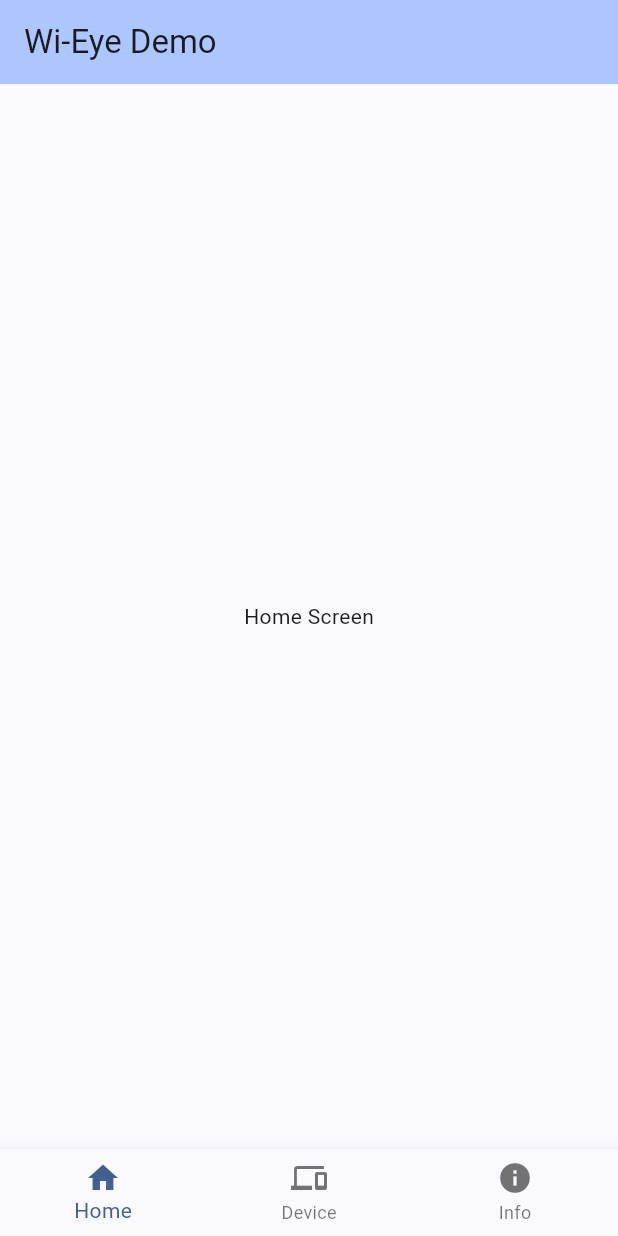
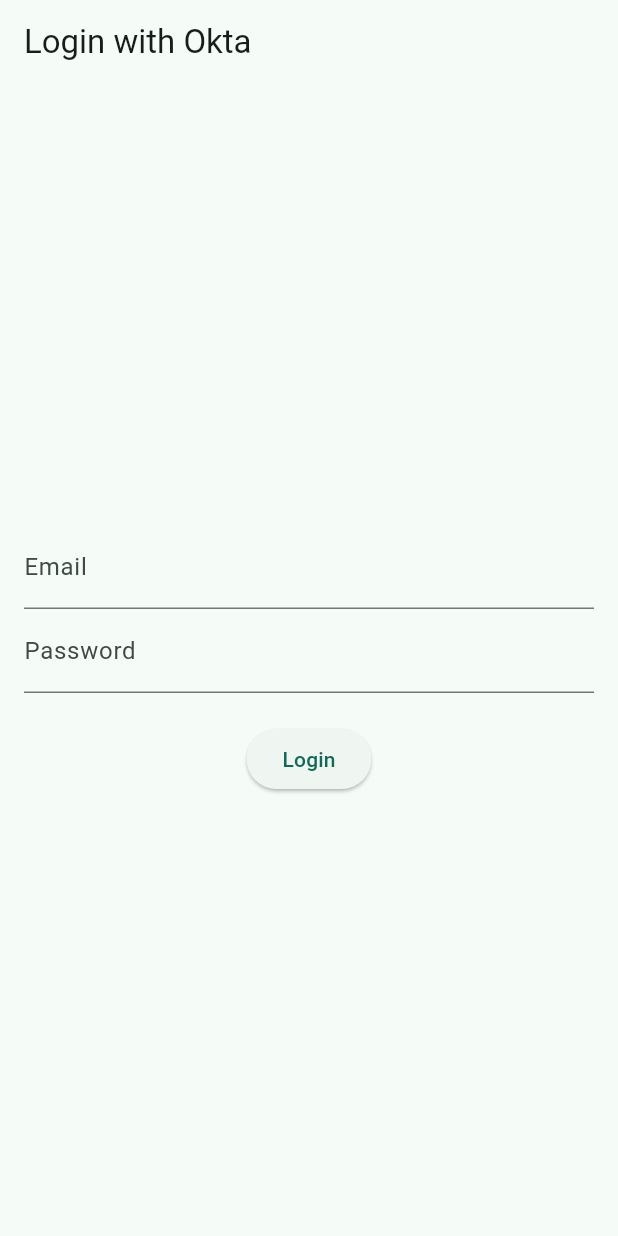
Before and after one commit to Senior-Project-Wi-Eye/wieye_app, a Flutter app: the screen it shows after launch, on a phone screen of 412 x 824 dp. Run offline on Flutter 3.47's test engine with Material 3 defaults, Android fonts, the phone set to English and light mode, and no system bars.

Commit message:
LoginScreen using Okta Able to login but not able sign up Need maunally add user to app

```diff
--- /dev/null
+++ b/lib/login_screen.dart
@@ -0,0 +1,102 @@
+import 'package:flutter/material.dart';
+import 'package:http/http.dart' as http;
+import 'dart:convert';
+import 'main.dart';
+
+class LoginScreen extends StatefulWidget {
+  const LoginScreen({super.key});
+
+  @override
+  _LoginScreenState createState() => _LoginScreenState();
+}
+
+class _LoginScreenState extends State<LoginScreen> {
+  final TextEditingController _emailController = TextEditingController();
+  final TextEditingController _passwordController = TextEditingController();
+  bool _isLoading = false;
+
+  Future<void> _login() async {
+    setState(() {
+      _isLoading = true;
+    });
+
+    // Okta URL for Token request (OAuth 2.0 Token URL)
+    final url = "https://dev-63654183.okta.com/oauth2/default/v1/token";
+    final clientId = "0oann28vweKfjkcbH5d7";  // Okta Client ID
+    final redirectUri = "com.okta.dev-63654183:/callback";  // redirect URI
+
+    final response = await http.post(
+      Uri.parse(url),
+      headers: {
+        "Content-Type": "application/x-www-form-urlencoded",
+      },
+      body: {
+        "grant_type": "password",
+        "username": _emailController.text,
+        "password": _passwordController.text,
+        "client_id": clientId,
+        "redirect_uri": redirectUri,
+        "scope": "openid profile email",
+      },
+    );
+
+    setState(() {
+      _isLoading = false;
+    });
+
+    print("Response status: ${response.statusCode}");
+    print("Response body: ${response.body}");
+
+    if (response.statusCode == 200) {
+      final data = json.decode(response.body);
+      // Check if the access token is present
+      if (data['access_token'] != null) {
+        print("Access Token: ${data['access_token']}");
+        Navigator.pushReplacement(
+          context,
+          MaterialPageRoute(builder: (context) => HomeScreen(title: "Home")),
+        );
+      } else {
+        ScaffoldMessenger.of(context).showSnackBar(
+          SnackBar(content: Text("No access token found")),
+        );
+      }
+    } else {
+      ScaffoldMessenger.of(context).showSnackBar(
+        SnackBar(content: Text("Failed Login. Please try again.")),
+      );
+    }
+  }
+
+  @override
+  Widget build(BuildContext context) {
+    return Scaffold(
+      appBar: AppBar(title: Text("Login with Okta")),
+      body: Padding(
+        padding: const EdgeInsets.all(16.0),
+        child: Column(
+          mainAxisAlignment: MainAxisAlignment.center,
+          children: [
+            TextField(
+              controller: _emailController,
+              decoration: InputDecoration(labelText: "Email"),
+              keyboardType: TextInputType.emailAddress,
+            ),
+            TextField(
+              controller: _passwordController,
+              decoration: InputDecoration(labelText: "Password"),
+              obscureText: true,
+            ),
+            SizedBox(height: 20),
+            _isLoading
+                ? CircularProgressIndicator()
+                : ElevatedButton(
+              onPressed: _login,
+              child: Text("Login"),
+            ),
+          ],
+        ),
+      ),
+    );
+  }
+}
--- a/lib/main.dart
+++ b/lib/main.dart
@@ -1,4 +1,5 @@
 import 'package:flutter/material.dart';
+import 'login_screen.dart';
 
 void main() {
   runApp(const WieyeApp());
@@ -11,9 +12,10 @@
   Widget build(BuildContext context) {
     return MaterialApp(
       theme: ThemeData(
-        colorScheme: ColorScheme.fromSeed(seedColor: Colors.blueAccent),
+        colorScheme: ColorScheme.fromSeed(seedColor: Colors.tealAccent),
       ),
-      home: const HomeScreen(title: 'Wi-Eye Demo'),
+      debugShowCheckedModeBanner: false,
+      home: LoginScreen(),
     );
   }
 }
@@ -76,6 +78,8 @@
   }
 }
 
+
+// Show user their devices and it's information
 class DeviceScreen extends StatelessWidget {
   const DeviceScreen({super.key});
 
--- a/pubspec.yaml
+++ b/pubspec.yaml
@@ -34,6 +34,9 @@
   # The following adds the Cupertino Icons font to your application.
   # Use with the CupertinoIcons class for iOS style icons.
   cupertino_icons: ^1.0.8
+  openid_client: ^0.4.6
+  http: ^0.13.6
+  url_launcher: ^6.3.1
 
 dev_dependencies:
   flutter_test:
```
Also changed, not shown: pubspec.lock, 3 other files.
